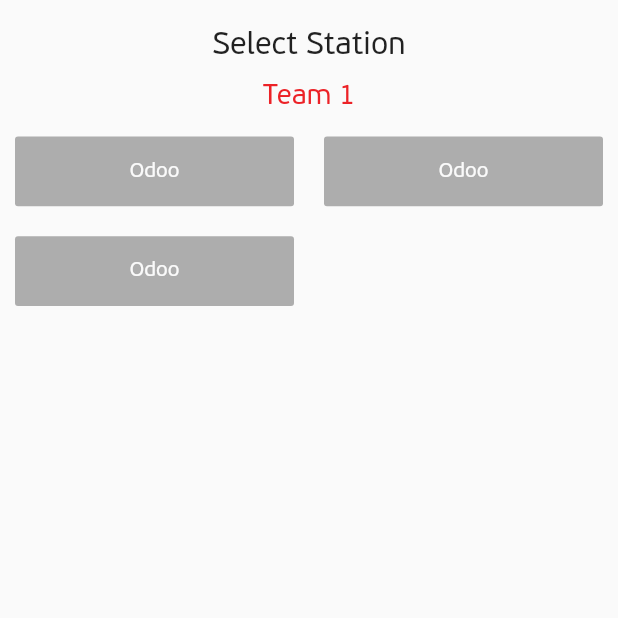
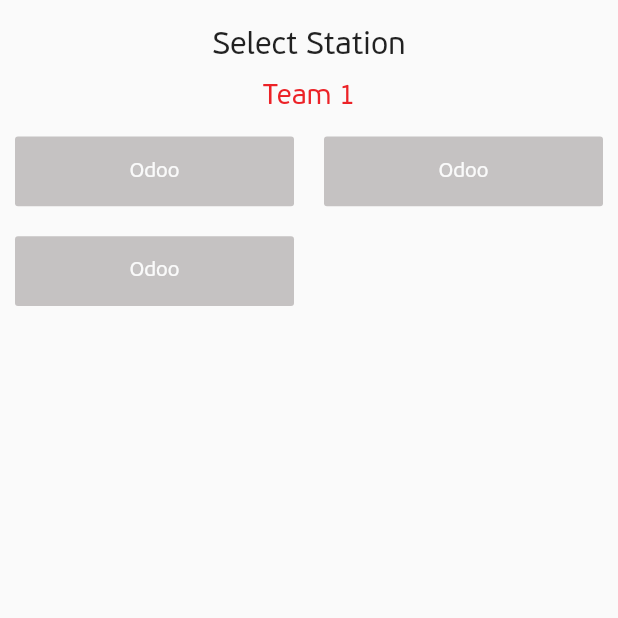
Before and after one commit to Mr-Ashitey/qg_stock_take_app, a Flutter app: the SelectStation screen opened directly, on a phone screen of 412 x 824 dp, the top half of it. Run offline on Flutter 3.47's test engine with Material 2 defaults, Android fonts, the light colour scheme and no system bars; our stand-ins replace flutter_speed_dial, sqflite; accounts and stored records are empty.

Commit message:
change grey color hex code

```diff
--- a/lib/constants/colors.dart
+++ b/lib/constants/colors.dart
@@ -3,7 +3,7 @@
 Color primaryColor = const Color(0xFFEC2227);
 Color primaryDarkColor = const Color(0xFFC11825);
 Color colorYellow = Colors.amberAccent;
-Color colorGrey = const Color(0xFFADADAD);
+Color colorGrey = const Color(0xFFC5C2C2);
 Color colorWhite = const Color(0xFFFAFAFA);
 Color primaryColor2 = const Color(0xFFEE534F);
 Color primaryColor3 = const Color(0xFFE57373);
```
